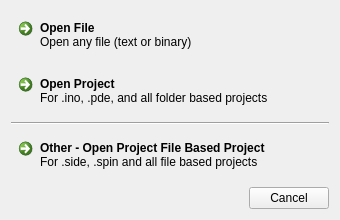
omniacreator/omniacreator-plugin, file openfileorprojectdialog.ui: the form before one commit.
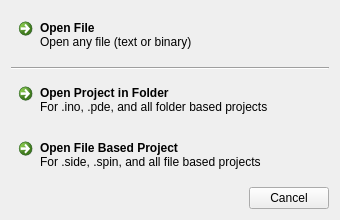
The form after the commit.

Patch:
```diff
--- a/openfileorprojectdialog.ui
+++ b/openfileorprojectdialog.ui
@@ -34,29 +34,29 @@
     </widget>
    </item>
    <item row="1" column="0">
-    <widget class="QCommandLinkButton" name="openProjectButton">
-     <property name="text">
-      <string>Open Project</string>
-     </property>
-     <property name="description">
-      <string>For .ino, .pde, and all folder based projects</string>
-     </property>
-    </widget>
-   </item>
-   <item row="2" column="0">
     <widget class="Line" name="line">
      <property name="orientation">
       <enum>Qt::Horizontal</enum>
      </property>
     </widget>
    </item>
+   <item row="2" column="0">
+    <widget class="QCommandLinkButton" name="openProjectButton">
+     <property name="text">
+      <string>Open Project in Folder</string>
+     </property>
+     <property name="description">
+      <string>For .ino, .pde, and all folder based projects</string>
+     </property>
+    </widget>
+   </item>
    <item row="3" column="0">
     <widget class="QCommandLinkButton" name="openProjectFileButton">
      <property name="text">
-      <string>Other - Open Project File Based Project</string>
+      <string>Open File Based Project</string>
      </property>
      <property name="description">
-      <string>For .side, .spin and all file based projects</string>
+      <string>For .side, .spin, and all file based projects</string>
      </property>
     </widget>
    </item>
```
